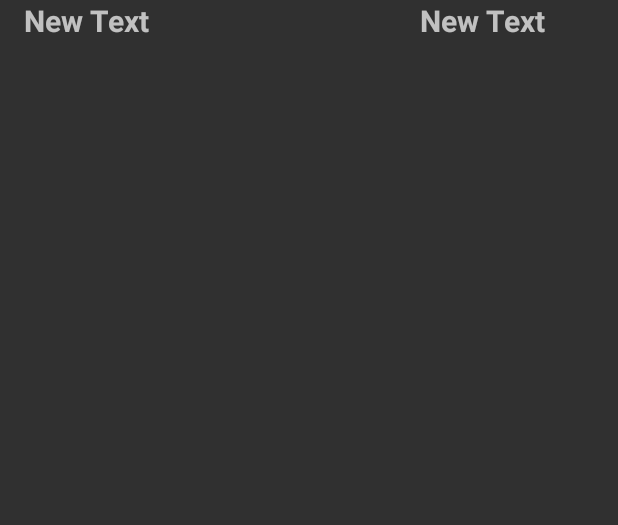
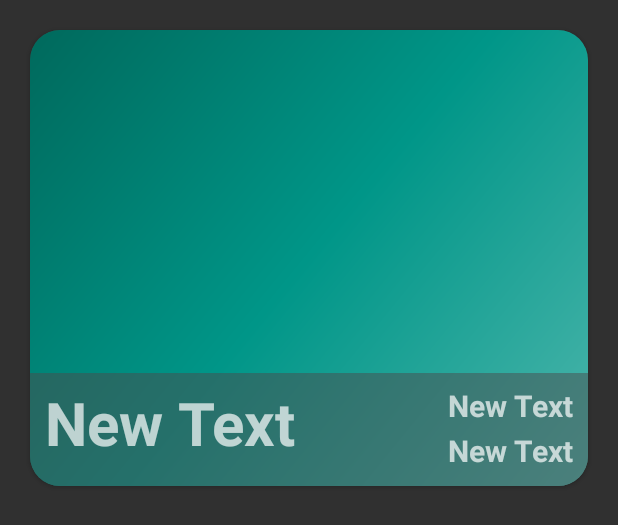
Before and after one commit to CS196Illinois/g2_stockprediction, an Android app: the layout listrow.xml on its own in the app's theme, with its tools: preview values and no code run, on a phone screen of 412 x 824 dp. Shown: the top 525 px of the screen. Run offline under Robolectric (Android 15) with nearby library versions, the phone set to English and light mode, and no system bars.

Commit message:
Changed List View Type

```diff
--- a/front end/app/src/main/java/com/example/g2_stockprediction/HomePageNav.java
+++ b/front end/app/src/main/java/com/example/g2_stockprediction/HomePageNav.java
@@ -74,9 +74,11 @@ public class HomePageNav extends AppCompatActivity
                 for (DataSnapshot child : dataSnapshot.getChildren()) {
                     String name = child.child("name").getValue().toString();
                     String price = child.child("close").getValue().toString();
+                    String lowin = child.child("currLow").getValue().toString();
                     Stock stock = new Stock();
                     stock.setPrice(price);
                     stock.setSymbol(name);
+                    stock.setLow(lowin);
                     al.add(stock);
                 }
                 MyAdapter myAdapter = new MyAdapter(HomePageNav.this);
--- a/front end/app/src/main/java/com/example/g2_stockprediction/MyAdapter.java
+++ b/front end/app/src/main/java/com/example/g2_stockprediction/MyAdapter.java
@@ -46,6 +46,7 @@ public class MyAdapter extends BaseAdapter {
 
         ((TextView)convertView.findViewById(R.id.Symbol)).setText(stockList.get(position).getSymbol());
         ((TextView)convertView.findViewById(R.id.price)).setText(String.valueOf(stockList.get(position).getPrice()));
+        ((TextView)convertView.findViewById(R.id.pricelow)).setText(String.valueOf(stockList.get(position).getLow()));
 
         return convertView;
     }
--- a/front end/app/src/main/java/com/example/g2_stockprediction/Stock.java
+++ b/front end/app/src/main/java/com/example/g2_stockprediction/Stock.java
@@ -4,6 +4,16 @@ public class Stock {
     long id;
     private String symbol;
     private String price;
+
+    public String getLow() {
+        return low;
+    }
+
+    public void setLow(String low) {
+        this.low = low;
+    }
+
+    private String low;
 
     public long getId() {
         return id;
--- a/front end/app/src/main/res/layout/activity_stock_page.xml
+++ b/front end/app/src/main/res/layout/activity_stock_page.xml
@@ -17,6 +17,7 @@
         android:layout_marginRight="50dp"
         android:background="@android:color/transparent"
         android:text="Home"
+        android:textStyle="bold"
         app:layout_constraintEnd_toEndOf="parent"
         app:layout_constraintHorizontal_bias="0.304"
         app:layout_constraintHorizontal_chainStyle="packed"
@@ -34,6 +35,7 @@
         android:layout_marginRight="250dp"
         android:background="@android:color/transparent"
         android:text="Save Stock"
+        android:textStyle="bold"
         app:layout_constraintEnd_toEndOf="parent"
         app:layout_constraintHorizontal_chainStyle="packed"
         app:layout_constraintStart_toStartOf="parent"
--- a/front end/app/src/main/res/layout/listrow.xml
+++ b/front end/app/src/main/res/layout/listrow.xml
@@ -1,31 +1,73 @@
 <?xml version="1.0" encoding="utf-8"?>
-<android.support.constraint.ConstraintLayout
-    xmlns:android="http://schemas.android.com/apk/res/android" android:layout_width="match_parent"
-    android:layout_height="match_parent">
+<android.support.constraint.ConstraintLayout xmlns:android="http://schemas.android.com/apk/res/android"
+    android:layout_width="match_parent"
+    android:layout_height="match_parent"
+    xmlns:app="http://schemas.android.com/apk/res-auto">
 
     <LinearLayout
         android:orientation="horizontal"
         android:layout_width="match_parent"
         android:layout_height="match_parent">
 
+        <android.support.v7.widget.CardView
+            android:layout_width="match_parent"
+            android:layout_height="match_parent"
+            android:layout_marginLeft="20dp"
+            android:layout_marginTop="20dp"
+            android:layout_marginRight="20dp"
+            android:layout_marginBottom="500dp"
+            android:elevation="10dp"
+            app:cardCornerRadius="20dp">
+
+            <ImageView
+                android:id="@+id/imgBackground"
+                android:layout_width="match_parent"
+                android:layout_height="match_parent"
+                app:srcCompat="@drawable/side_nav_bar" />
+
+            <TextView
+                android:id="@+id/txtBackground"
+                android:layout_width="match_parent"
+                android:layout_height="75dp"
+                android:layout_gravity="bottom"
+                android:alpha="0.5"
+                android:background="#4B4B4C"
+                app:layout_constraintTop_toTopOf="parent" />
+
             <TextView
                 android:id="@+id/Symbol"
-            android:layout_width="0dp"
+                android:layout_width="wrap_content"
                 android:layout_height="wrap_content"
-            android:layout_weight="2"
-            android:layout_marginLeft="16dp"
+                android:layout_gravity="left|bottom"
+                android:layout_marginLeft="10dp"
+                android:layout_marginBottom="15dp"
                 android:text="New Text"
-            android:textSize="20dp"
+                android:textSize="40dp"
                 android:textStyle="bold" />
 
             <TextView
                 android:id="@+id/price"
-            android:layout_width="0dp"
+                android:layout_width="wrap_content"
                 android:layout_height="wrap_content"
-            android:layout_weight="1"
                 android:text="New Text"
                 android:textSize="20dp"
+                android:layout_gravity="bottom|right"
+                android:layout_marginRight="10dp"
+                android:layout_marginBottom="40dp"
                 android:textStyle="bold" />
+
+            <TextView
+                android:id="@+id/pricelow"
+                android:layout_width="wrap_content"
+                android:layout_height="wrap_content"
+                android:text="New Text"
+                android:textSize="20dp"
+                android:layout_gravity="bottom|right"
+                android:layout_marginRight="10dp"
+                android:layout_marginBottom="10dp"
+                android:textStyle="bold" />
+
+        </android.support.v7.widget.CardView>
     </LinearLayout>
 
 </android.support.constraint.ConstraintLayout>
```
Lines whose indentation alone changed are shown as unchanged.
